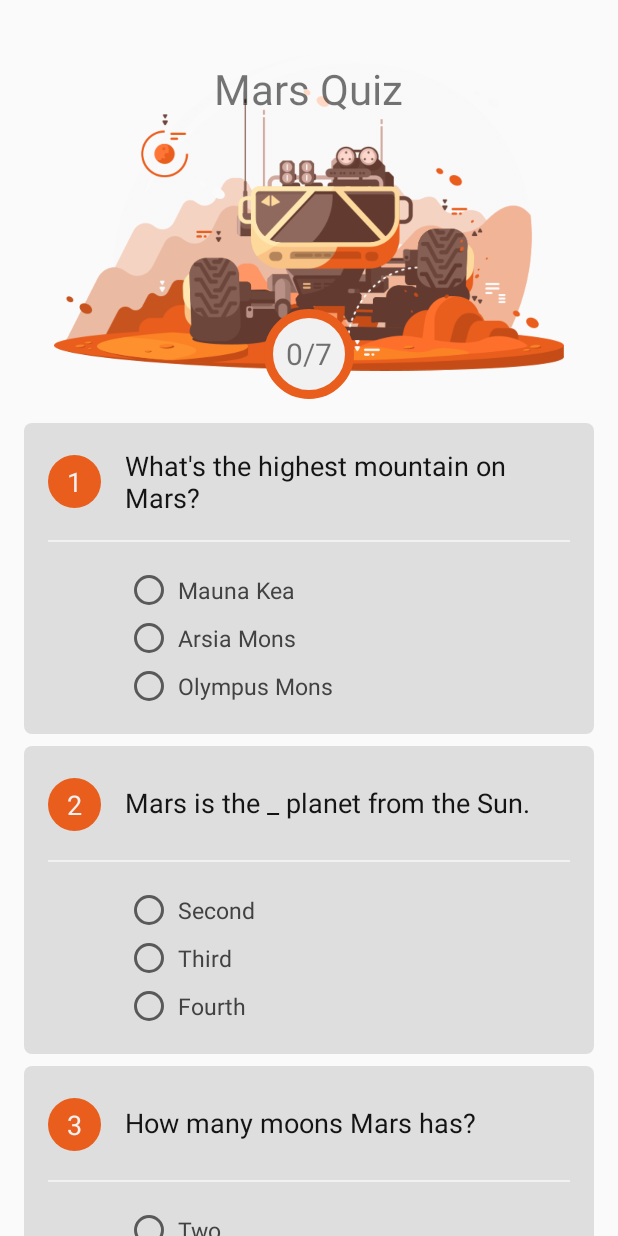
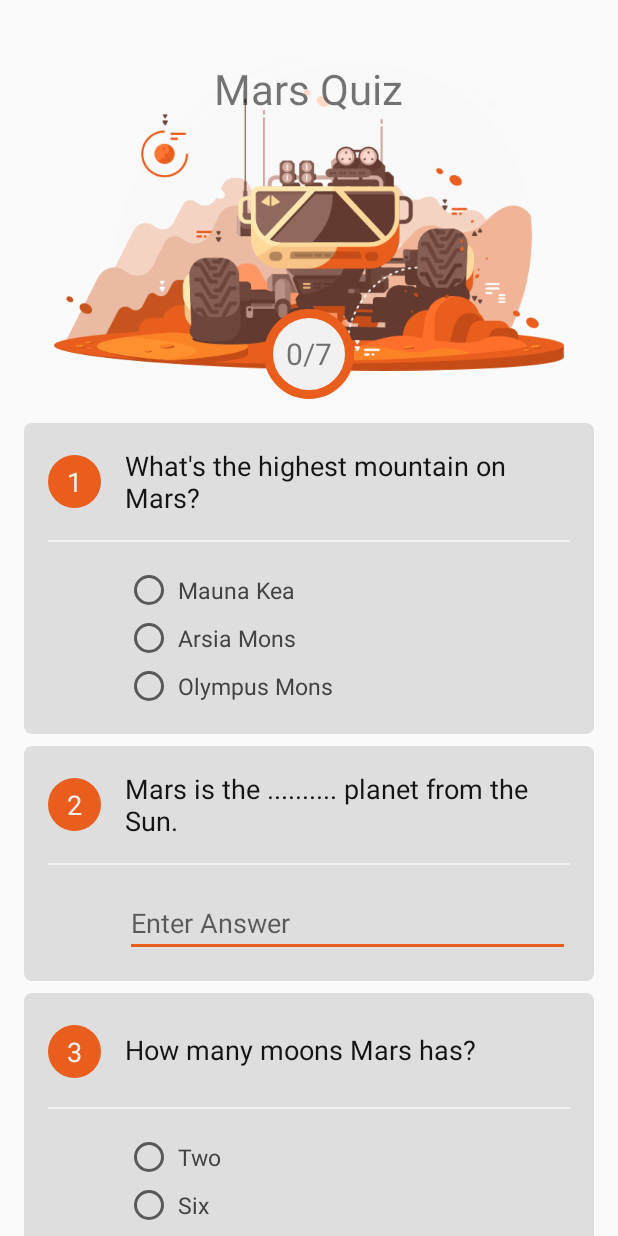
Before and after one commit to danieldogeanu/QuizApp, an Android app: the screen it shows after launch (MainActivity), on a phone screen of 412 x 824 dp. Run offline under Robolectric (Android 15) with nearby library versions, the phone set to English and light mode, and no system bars.

Commit message:
Changed Question Two into EditText Question

```diff
--- a/app/src/main/java/com/danieldogeanu/android/quizapp/MainActivity.java
+++ b/app/src/main/java/com/danieldogeanu/android/quizapp/MainActivity.java
@@ -28,7 +28,6 @@ public class MainActivity extends AppCompatActivity {
     /** ID Array for all RadioGroups. */
     private int[] allRadioGroups = {
             R.id.radio_group_one,
-            R.id.radio_group_two,
             R.id.radio_group_three,
             R.id.radio_group_five,
             R.id.radio_group_six
@@ -37,7 +36,6 @@ public class MainActivity extends AppCompatActivity {
     /** ID Array with all the correct answers for the RadioGroups. */
     private int[] correctRadioAnswers = {
             R.id.radio_one_c,
-            R.id.radio_two_c,
             R.id.radio_three_a,
             R.id.radio_five_b,
             R.id.radio_six_c
@@ -63,6 +61,12 @@ public class MainActivity extends AppCompatActivity {
 
     /** ArrayList for keeping track of answered questions in setCheckListeners() method. */
     private ArrayList<Integer> checkGroupAnswered = new ArrayList<>();
+
+    /** ID Array with all EditText questions. */
+    private int[] allEditTextQuestions = { R.id.edit_text_two };
+
+    /** Array with string resources for EditText correct answers. */
+    private int[] correctEditTextAnswers = { R.string.question_two_answer };
 
     @Override
     protected void onCreate(Bundle savedInstanceState) {
--- a/app/src/main/res/layout-w400dp/activity_main.xml
+++ b/app/src/main/res/layout-w400dp/activity_main.xml
@@ -93,29 +93,12 @@
                 style="@style/QuizDivider"
                 android:layout_below="@id/question_two" />
 
-            <RadioGroup
-                android:id="@+id/radio_group_two"
-                style="@style/QuizRadioGroup"
+            <EditText
+                android:id="@+id/edit_text_two"
                 android:layout_below="@id/divider_two"
                 android:layout_toRightOf="@id/quiz_icon_two"
-                android:layout_toEndOf="@id/quiz_icon_two">
-
-                <RadioButton
-                    android:id="@+id/radio_two_a"
-                    style="@style/QuizRadioButton"
-                    android:text="@string/question_two_a" />
-
-                <RadioButton
-                    android:id="@+id/radio_two_b"
-                    style="@style/QuizRadioButton"
-                    android:text="@string/question_two_b" />
-
-                <RadioButton
-                    android:id="@+id/radio_two_c"
-                    style="@style/QuizRadioButton"
-                    android:text="@string/question_two_c" />
-
-            </RadioGroup>
+                android:layout_toEndOf="@id/quiz_icon_two"
+                style="@style/QuizEditText"/>
 
         </RelativeLayout>
 
--- a/app/src/main/res/layout-w480dp/activity_main.xml
+++ b/app/src/main/res/layout-w480dp/activity_main.xml
@@ -93,29 +93,12 @@
                 style="@style/QuizDivider"
                 android:layout_below="@id/question_two" />
 
-            <RadioGroup
-                android:id="@+id/radio_group_two"
-                style="@style/QuizRadioGroup"
+            <EditText
+                android:id="@+id/edit_text_two"
                 android:layout_below="@id/divider_two"
                 android:layout_toRightOf="@id/quiz_icon_two"
-                android:layout_toEndOf="@id/quiz_icon_two">
-
-                <RadioButton
-                    android:id="@+id/radio_two_a"
-                    style="@style/QuizRadioButton"
-                    android:text="@string/question_two_a" />
-
-                <RadioButton
-                    android:id="@+id/radio_two_b"
-                    style="@style/QuizRadioButton"
-                    android:text="@string/question_two_b" />
-
-                <RadioButton
-                    android:id="@+id/radio_two_c"
-                    style="@style/QuizRadioButton"
-                    android:text="@string/question_two_c" />
-
-            </RadioGroup>
+                android:layout_toEndOf="@id/quiz_icon_two"
+                style="@style/QuizEditText"/>
 
         </RelativeLayout>
 
--- a/app/src/main/res/layout/activity_main.xml
+++ b/app/src/main/res/layout/activity_main.xml
@@ -93,29 +93,12 @@
                 style="@style/QuizDivider"
                 android:layout_below="@id/question_two" />
 
-            <RadioGroup
-                android:id="@+id/radio_group_two"
-                style="@style/QuizRadioGroup"
+            <EditText
+                android:id="@+id/edit_text_two"
                 android:layout_below="@id/divider_two"
                 android:layout_toRightOf="@id/quiz_icon_two"
-                android:layout_toEndOf="@id/quiz_icon_two">
-
-                <RadioButton
-                    android:id="@+id/radio_two_a"
-                    style="@style/QuizRadioButton"
-                    android:text="@string/question_two_a" />
-
-                <RadioButton
-                    android:id="@+id/radio_two_b"
-                    style="@style/QuizRadioButton"
-                    android:text="@string/question_two_b" />
-
-                <RadioButton
-                    android:id="@+id/radio_two_c"
-                    style="@style/QuizRadioButton"
-                    android:text="@string/question_two_c" />
-
-            </RadioGroup>
+                android:layout_toEndOf="@id/quiz_icon_two"
+                style="@style/QuizEditText"/>
 
         </RelativeLayout>
 
--- a/app/src/main/res/values/strings.xml
+++ b/app/src/main/res/values/strings.xml
@@ -3,8 +3,6 @@
     <string name="app_title">Mars Quiz</string>
 
     <string name="mars_rover_description">Mars Rover</string>
-
-    <string name="user_name_hint">Your Name</string>
 
     <string name="question_one_index">1</string>
     <string name="question_one">What\'s the highest mountain on Mars?</string>
@@ -13,10 +11,9 @@
     <string name="question_one_c" translatable="false">Olympus Mons</string>
 
     <string name="question_two_index">2</string>
-    <string name="question_two">Mars is the _ planet from the Sun.</string>
-    <string name="question_two_a">Second</string>
-    <string name="question_two_b">Third</string>
-    <string name="question_two_c">Fourth</string>
+    <string name="question_two">Mars is the .......... planet from the Sun.</string>
+    <string name="question_two_answer">fourth</string>
+    <string name="question_two_hint">Enter Answer</string>
 
     <string name="question_three_index">3</string>
     <string name="question_three">How many moons Mars has?</string>
--- a/app/src/main/res/values/styles.xml
+++ b/app/src/main/res/values/styles.xml
@@ -112,6 +112,14 @@
         <item name="android:textColor">@color/primaryColor</item>
     </style>
 
+    <style name="QuizEditText">
+        <item name="android:layout_width">match_parent</item>
+        <item name="android:layout_height">wrap_content</item>
+        <item name="android:layout_marginLeft">16dp</item>
+        <item name="android:hint">@string/question_two_hint</item>
+        <item name="android:inputType">text</item>
+    </style>
+
     <style name="ButtonPack">
         <item name="android:layout_width">match_parent</item>
         <item name="android:layout_height">wrap_content</item>
```
Also changed, not shown: 1 other file.
